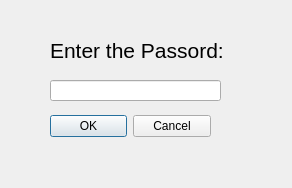
Before: the Qt Designer form Decoders GUI/login.ui in kevvaria/Decoders-Repository, drawn with Qt 5.
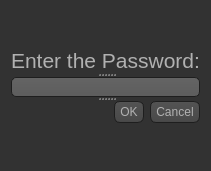
After: the same form once the commit is applied. Icons and pictures are not drawn.

```diff
--- a/Decoders GUI/login.ui
+++ b/Decoders GUI/login.ui
@@ -6,52 +6,531 @@
    <rect>
     <x>0</x>
     <y>0</y>
-    <width>292</width>
-    <height>188</height>
+    <width>207</width>
+    <height>171</height>
    </rect>
   </property>
   <property name="windowTitle">
    <string>Dialog</string>
   </property>
-  <widget class="QDialogButtonBox" name="buttonBox">
-   <property name="geometry">
-    <rect>
-     <x>50</x>
-     <y>110</y>
-     <width>161</width>
-     <height>32</height>
-    </rect>
-   </property>
-   <property name="orientation">
-    <enum>Qt::Horizontal</enum>
-   </property>
-   <property name="standardButtons">
-    <set>QDialogButtonBox::Cancel|QDialogButtonBox::Ok</set>
-   </property>
-  </widget>
-  <widget class="QLineEdit" name="pwEdit">
-   <property name="geometry">
-    <rect>
-     <x>50</x>
-     <y>80</y>
-     <width>171</width>
-     <height>21</height>
-    </rect>
-   </property>
-  </widget>
-  <widget class="QLabel" name="label">
-   <property name="geometry">
-    <rect>
-     <x>50</x>
-     <y>30</y>
-     <width>191</width>
-     <height>41</height>
-    </rect>
-   </property>
-   <property name="text">
-    <string>&lt;html&gt;&lt;head/&gt;&lt;body&gt;&lt;p&gt;&lt;span style=&quot; font-size:16pt;&quot;&gt;Enter the Passord:&lt;/span&gt;&lt;/p&gt;&lt;/body&gt;&lt;/html&gt;</string>
-   </property>
-  </widget>
+  <property name="styleSheet">
+   <string notr="true">QToolTip
+{
+     border: 1px solid black;
+     background-color: #ffa02f;
+     padding: 1px;
+     border-radius: 3px;
+     opacity: 100;
+}
+
+QWidget
+{
+    color: #b1b1b1;
+    background-color: #323232;
+}
+
+QWidget:item:hover
+{
+    background-color: QLinearGradient( x1: 0, y1: 0, x2: 0, y2: 1, stop: 0 #ffa02f, stop: 1 #ca0619);
+    color: #000000;
+}
+
+QWidget:item:selected
+{
+    background-color: QLinearGradient( x1: 0, y1: 0, x2: 0, y2: 1, stop: 0 #ffa02f, stop: 1 #d7801a);
+}
+
+QMenuBar::item
+{
+    background: transparent;
+}
+
+QMenuBar::item:selected
+{
+    background: transparent;
+    border: 1px solid #ffaa00;
+}
+
+QMenuBar::item:pressed
+{
+    background: #444;
+    border: 1px solid #000;
+    background-color: QLinearGradient(
+        x1:0, y1:0,
+        x2:0, y2:1,
+        stop:1 #212121,
+        stop:0.4 #343434/*,
+        stop:0.2 #343434,
+        stop:0.1 #ffaa00*/
+    );
+    margin-bottom:-1px;
+    padding-bottom:1px;
+}
+
+QMenu
+{
+    border: 1px solid #000;
+}
+
+QMenu::item
+{
+    padding: 2px 20px 2px 20px;
+}
+
+QMenu::item:selected
+{
+    color: #000000;
+}
+
+QWidget:disabled
+{
+    color: #404040;
+    background-color: #323232;
+}
+
+QAbstractItemView
+{
+    background-color: QLinearGradient( x1: 0, y1: 0, x2: 0, y2: 1, stop: 0 #4d4d4d, stop: 0.1 #646464, stop: 1 #5d5d5d);
+}
+
+QWidget:focus
+{
+    /*border: 2px solid QLinearGradient( x1: 0, y1: 0, x2: 0, y2: 1, stop: 0 #ffa02f, stop: 1 #d7801a);*/
+}
+
+QLineEdit
+{
+    background-color: QLinearGradient( x1: 0, y1: 0, x2: 0, y2: 1, stop: 0 #4d4d4d, stop: 0 #646464, stop: 1 #5d5d5d);
+    padding: 1px;
+    border-style: solid;
+    border: 1px solid #1e1e1e;
+    border-radius: 5;
+}
+
+QPushButton
+{
+    color: #b1b1b1;
+    background-color: QLinearGradient( x1: 0, y1: 0, x2: 0, y2: 1, stop: 0 #565656, stop: 0.1 #525252, stop: 0.5 #4e4e4e, stop: 0.9 #4a4a4a, stop: 1 #464646);
+    border-width: 1px;
+    border-color: #1e1e1e;
+    border-style: solid;
+    border-radius: 6;
+    padding: 3px;
+    font-size: 12px;
+    padding-left: 5px;
+    padding-right: 5px;
+}
+
+QPushButton:pressed
+{
+    background-color: QLinearGradient( x1: 0, y1: 0, x2: 0, y2: 1, stop: 0 #2d2d2d, stop: 0.1 #2b2b2b, stop: 0.5 #292929, stop: 0.9 #282828, stop: 1 #252525);
+}
+
+QComboBox
+{
+    selection-background-color: #ffaa00;
+    background-color: QLinearGradient( x1: 0, y1: 0, x2: 0, y2: 1, stop: 0 #565656, stop: 0.1 #525252, stop: 0.5 #4e4e4e, stop: 0.9 #4a4a4a, stop: 1 #464646);
+    border-style: solid;
+    border: 1px solid #1e1e1e;
+    border-radius: 5;
+}
+
+QComboBox:hover,QPushButton:hover
+{
+    border: 2px solid QLinearGradient( x1: 0, y1: 0, x2: 0, y2: 1, stop: 0 #ffa02f, stop: 1 #d7801a);
+}
+
+
+QComboBox:on
+{
+    padding-top: 3px;
+    padding-left: 4px;
+    background-color: QLinearGradient( x1: 0, y1: 0, x2: 0, y2: 1, stop: 0 #2d2d2d, stop: 0.1 #2b2b2b, stop: 0.5 #292929, stop: 0.9 #282828, stop: 1 #252525);
+    selection-background-color: #ffaa00;
+}
+
+QComboBox QAbstractItemView
+{
+    border: 2px solid darkgray;
+    selection-background-color: QLinearGradient( x1: 0, y1: 0, x2: 0, y2: 1, stop: 0 #ffa02f, stop: 1 #d7801a);
+}
+
+QComboBox::drop-down
+{
+     subcontrol-origin: padding;
+     subcontrol-position: top right;
+     width: 15px;
+
+     border-left-width: 0px;
+     border-left-color: darkgray;
+     border-left-style: solid; /* just a single line */
+     border-top-right-radius: 3px; /* same radius as the QComboBox */
+     border-bottom-right-radius: 3px;
+ }
+
+QComboBox::down-arrow
+{
+     image: url(:/down_arrow.png);
+}
+
+QGroupBox:focus
+{
+border: 2px solid QLinearGradient( x1: 0, y1: 0, x2: 0, y2: 1, stop: 0 #ffa02f, stop: 1 #d7801a);
+}
+
+QTextEdit:focus
+{
+    border: 2px solid QLinearGradient( x1: 0, y1: 0, x2: 0, y2: 1, stop: 0 #ffa02f, stop: 1 #d7801a);
+}
+
+QScrollBar:horizontal {
+     border: 1px solid #222222;
+     background: QLinearGradient( x1: 0, y1: 0, x2: 0, y2: 1, stop: 0.0 #121212, stop: 0.2 #282828, stop: 1 #484848);
+     height: 7px;
+     margin: 0px 16px 0 16px;
+}
+
+QScrollBar::handle:horizontal
+{
+      background: QLinearGradient( x1: 0, y1: 0, x2: 1, y2: 0, stop: 0 #ffa02f, stop: 0.5 #d7801a, stop: 1 #ffa02f);
+      min-height: 20px;
+      border-radius: 2px;
+}
+
+QScrollBar::add-line:horizontal {
+      border: 1px solid #1b1b19;
+      border-radius: 2px;
+      background: QLinearGradient( x1: 0, y1: 0, x2: 1, y2: 0, stop: 0 #ffa02f, stop: 1 #d7801a);
+      width: 14px;
+      subcontrol-position: right;
+      subcontrol-origin: margin;
+}
+
+QScrollBar::sub-line:horizontal {
+      border: 1px solid #1b1b19;
+      border-radius: 2px;
+      background: QLinearGradient( x1: 0, y1: 0, x2: 1, y2: 0, stop: 0 #ffa02f, stop: 1 #d7801a);
+      width: 14px;
+     subcontrol-position: left;
+     subcontrol-origin: margin;
+}
+
+QScrollBar::right-arrow:horizontal, QScrollBar::left-arrow:horizontal
+{
+      border: 1px solid black;
+      width: 1px;
+      height: 1px;
+      background: white;
+}
+
+QScrollBar::add-page:horizontal, QScrollBar::sub-page:horizontal
+{
+      background: none;
+}
+
+QScrollBar:vertical
+{
+      background: QLinearGradient( x1: 0, y1: 0, x2: 1, y2: 0, stop: 0.0 #121212, stop: 0.2 #282828, stop: 1 #484848);
+      width: 7px;
+      margin: 16px 0 16px 0;
+      border: 1px solid #222222;
+}
+
+QScrollBar::handle:vertical
+{
+      background: QLinearGradient( x1: 0, y1: 0, x2: 0, y2: 1, stop: 0 #ffa02f, stop: 0.5 #d7801a, stop: 1 #ffa02f);
+      min-height: 20px;
+      border-radius: 2px;
+}
+
+QScrollBar::add-line:vertical
+{
+      border: 1px solid #1b1b19;
+      border-radius: 2px;
+      background: QLinearGradient( x1: 0, y1: 0, x2: 0, y2: 1, stop: 0 #ffa02f, stop: 1 #d7801a);
+      height: 14px;
+      subcontrol-position: bottom;
+      subcontrol-origin: margin;
+}
+
+QScrollBar::sub-line:vertical
+{
+      border: 1px solid #1b1b19;
+      border-radius: 2px;
+      background: QLinearGradient( x1: 0, y1: 0, x2: 0, y2: 1, stop: 0 #d7801a, stop: 1 #ffa02f);
+      height: 14px;
+      subcontrol-position: top;
+      subcontrol-origin: margin;
+}
+
+QScrollBar::up-arrow:vertical, QScrollBar::down-arrow:vertical
+{
+      border: 1px solid black;
+      width: 1px;
+      height: 1px;
+      background: white;
+}
+
+
+QScrollBar::add-page:vertical, QScrollBar::sub-page:vertical
+{
+      background: none;
+}
+
+QTextEdit
+{
+    background-color: #242424;
+}
+
+QPlainTextEdit
+{
+    background-color: #242424;
+}
+
+QHeaderView::section
+{
+    background-color: QLinearGradient(x1:0, y1:0, x2:0, y2:1, stop:0 #616161, stop: 0.5 #505050, stop: 0.6 #434343, stop:1 #656565);
+    color: white;
+    padding-left: 4px;
+    border: 1px solid #6c6c6c;
+}
+
+QCheckBox:disabled
+{
+color: #414141;
+}
+
+QDockWidget::title
+{
+    text-align: center;
+    spacing: 3px; /* spacing between items in the tool bar */
+    background-color: QLinearGradient(x1:0, y1:0, x2:0, y2:1, stop:0 #323232, stop: 0.5 #242424, stop:1 #323232);
+}
+
+QDockWidget::close-button, QDockWidget::float-button
+{
+    text-align: center;
+    spacing: 1px; /* spacing between items in the tool bar */
+    background-color: QLinearGradient(x1:0, y1:0, x2:0, y2:1, stop:0 #323232, stop: 0.5 #242424, stop:1 #323232);
+}
+
+QDockWidget::close-button:hover, QDockWidget::float-button:hover
+{
+    background: #242424;
+}
+
+QDockWidget::close-button:pressed, QDockWidget::float-button:pressed
+{
+    padding: 1px -1px -1px 1px;
+}
+
+QMainWindow::separator
+{
+    background-color: QLinearGradient(x1:0, y1:0, x2:0, y2:1, stop:0 #161616, stop: 0.5 #151515, stop: 0.6 #212121, stop:1 #343434);
+    color: white;
+    padding-left: 4px;
+    border: 1px solid #4c4c4c;
+    spacing: 3px; /* spacing between items in the tool bar */
+}
+
+QMainWindow::separator:hover
+{
+
+    background-color: QLinearGradient(x1:0, y1:0, x2:0, y2:1, stop:0 #d7801a, stop:0.5 #b56c17 stop:1 #ffa02f);
+    color: white;
+    padding-left: 4px;
+    border: 1px solid #6c6c6c;
+    spacing: 3px; /* spacing between items in the tool bar */
+}
+
+QToolBar::handle
+{
+     spacing: 3px; /* spacing between items in the tool bar */
+     background: url(:/images/handle.png);
+}
+
+QMenu::separator
+{
+    height: 2px;
+    background-color: QLinearGradient(x1:0, y1:0, x2:0, y2:1, stop:0 #161616, stop: 0.5 #151515, stop: 0.6 #212121, stop:1 #343434);
+    color: white;
+    padding-left: 4px;
+    margin-left: 10px;
+    margin-right: 5px;
+}
+
+QProgressBar
+{
+    border: 2px solid grey;
+    border-radius: 5px;
+    text-align: center;
+}
+
+QProgressBar::chunk
+{
+    background-color: #d7801a;
+    width: 2.15px;
+    margin: 0.5px;
+}
+
+QTabBar::tab {
+    color: #b1b1b1;
+    border: 1px solid #444;
+    border-bottom-style: none;
+    background-color: #323232;
+    padding-left: 10px;
+    padding-right: 10px;
+    padding-top: 3px;
+    padding-bottom: 2px;
+    margin-right: -1px;
+}
+
+QTabWidget::pane {
+    border: 1px solid #444;
+    top: 1px;
+}
+
+QTabBar::tab:last
+{
+    margin-right: 0; /* the last selected tab has nothing to overlap with on the right */
+    border-top-right-radius: 3px;
+}
+
+QTabBar::tab:first:!selected
+{
+ margin-left: 0px; /* the last selected tab has nothing to overlap with on the right */
+
+
+    border-top-left-radius: 3px;
+}
+
+QTabBar::tab:!selected
+{
+    color: #b1b1b1;
+    border-bottom-style: solid;
+    margin-top: 3px;
+    background-color: QLinearGradient(x1:0, y1:0, x2:0, y2:1, stop:1 #212121, stop:.4 #343434);
+}
+
+QTabBar::tab:selected
+{
+    border-top-left-radius: 3px;
+    border-top-right-radius: 3px;
+    margin-bottom: 0px;
+}
+
+QTabBar::tab:!selected:hover
+{
+    /*border-top: 2px solid #ffaa00;
+    padding-bottom: 3px;*/
+    border-top-left-radius: 3px;
+    border-top-right-radius: 3px;
+    background-color: QLinearGradient(x1:0, y1:0, x2:0, y2:1, stop:1 #212121, stop:0.4 #343434, stop:0.2 #343434, stop:0.1 #ffaa00);
+}
+
+QRadioButton::indicator:checked, QRadioButton::indicator:unchecked{
+    color: #b1b1b1;
+    background-color: #323232;
+    border: 1px solid #b1b1b1;
+    border-radius: 6px;
+}
+
+QRadioButton::indicator:checked
+{
+    background-color: qradialgradient(
+        cx: 0.5, cy: 0.5,
+        fx: 0.5, fy: 0.5,
+        radius: 1.0,
+        stop: 0.25 #ffaa00,
+        stop: 0.3 #323232
+    );
+}
+
+QCheckBox::indicator{
+    color: #b1b1b1;
+    background-color: #323232;
+    border: 1px solid #b1b1b1;
+    width: 9px;
+    height: 9px;
+}
+
+QRadioButton::indicator
+{
+    border-radius: 6px;
+}
+
+QRadioButton::indicator:hover, QCheckBox::indicator:hover
+{
+    border: 1px solid #ffaa00;
+}
+
+QCheckBox::indicator:checked
+{
+    image:url(:/images/checkbox.png);
+}
+
+QCheckBox::indicator:disabled, QRadioButton::indicator:disabled
+{
+    border: 1px solid #444;
+}</string>
+  </property>
+  <layout class="QVBoxLayout" name="verticalLayout">
+   <item>
+    <widget class="QSplitter" name="splitter">
+     <property name="sizePolicy">
+      <sizepolicy hsizetype="Fixed" vsizetype="Fixed">
+       <horstretch>0</horstretch>
+       <verstretch>0</verstretch>
+      </sizepolicy>
+     </property>
+     <property name="orientation">
+      <enum>Qt::Vertical</enum>
+     </property>
+     <widget class="QLabel" name="label">
+      <property name="sizePolicy">
+       <sizepolicy hsizetype="Fixed" vsizetype="Fixed">
+        <horstretch>0</horstretch>
+        <verstretch>0</verstretch>
+       </sizepolicy>
+      </property>
+      <property name="text">
+       <string>&lt;html&gt;&lt;head/&gt;&lt;body&gt;&lt;p&gt;&lt;span style=&quot; font-size:16pt;&quot;&gt;Enter the Password:&lt;/span&gt;&lt;/p&gt;&lt;/body&gt;&lt;/html&gt;</string>
+      </property>
+     </widget>
+     <widget class="QLineEdit" name="pwEdit">
+      <property name="sizePolicy">
+       <sizepolicy hsizetype="Fixed" vsizetype="Fixed">
+        <horstretch>0</horstretch>
+        <verstretch>0</verstretch>
+       </sizepolicy>
+      </property>
+      <property name="layoutDirection">
+       <enum>Qt::LeftToRight</enum>
+      </property>
+      <property name="echoMode">
+       <enum>QLineEdit::Password</enum>
+      </property>
+      <property name="alignment">
+       <set>Qt::AlignLeading|Qt::AlignLeft|Qt::AlignVCenter</set>
+      </property>
+     </widget>
+     <widget class="QDialogButtonBox" name="buttonBox">
+      <property name="sizePolicy">
+       <sizepolicy hsizetype="Fixed" vsizetype="Fixed">
+        <horstretch>0</horstretch>
+        <verstretch>0</verstretch>
+       </sizepolicy>
+      </property>
+      <property name="orientation">
+       <enum>Qt::Horizontal</enum>
+      </property>
+      <property name="standardButtons">
+       <set>QDialogButtonBox::Cancel|QDialogButtonBox::Ok</set>
+      </property>
+     </widget>
+    </widget>
+   </item>
+  </layout>
  </widget>
  <resources/>
  <connections>
```
